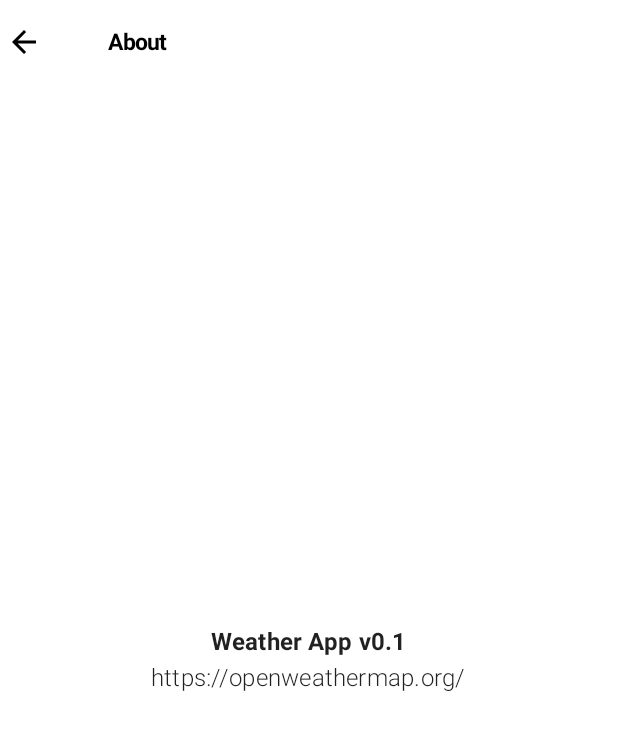
After one commit to AGohil29/JetWeatherForecast, an Android app built with Jetpack Compose: the AboutScreen screen opened through its navigation route, on a phone screen of 412 x 824 dp. The commit adds this screen. Shown: the top 730 px of the screen. Run offline under Robolectric (Android 15) with nearby library versions, the phone set to English and light mode, and no system bars; our stand-ins replace Dagger/Hilt's generated code.

Commit message:
Navigating to About, Settings and Favorite & Creating the About screen.

```diff
--- a/app/src/main/java/com/goldmedal/jetweatherforecast/navigation/WeatherNavigation.kt
+++ b/app/src/main/java/com/goldmedal/jetweatherforecast/navigation/WeatherNavigation.kt
@@ -7,9 +7,12 @@ import androidx.navigation.compose.NavHost
 import androidx.navigation.compose.composable
 import androidx.navigation.compose.rememberNavController
 import androidx.navigation.navArgument
+import com.goldmedal.jetweatherforecast.screens.about.AboutScreen
+import com.goldmedal.jetweatherforecast.screens.favorite.FavoritesScreen
 import com.goldmedal.jetweatherforecast.screens.main.MainScreen
 import com.goldmedal.jetweatherforecast.screens.main.MainViewModel
 import com.goldmedal.jetweatherforecast.screens.search.SearchScreen
+import com.goldmedal.jetweatherforecast.screens.settings.SettingsScreen
 import com.goldmedal.jetweatherforecast.screens.splash.WeatherSplashScreen
 
 @Composable
@@ -36,5 +39,17 @@ fun WeatherNavigation() {
         composable(WeatherScreens.SearchScreen.name) {
             SearchScreen(navController = navController)
         }
+
+        composable(WeatherScreens.AboutScreen.name) {
+            AboutScreen(navController = navController)
+        }
+
+        composable(WeatherScreens.SettingsScreen.name) {
+            SettingsScreen(navController = navController)
+        }
+
+        composable(WeatherScreens.FavoriteScreen.name) {
+            FavoritesScreen(navController = navController)
+        }
     }
 }
--- /dev/null
+++ b/app/src/main/java/com/goldmedal/jetweatherforecast/screens/about/AboutScreen.kt
@@ -0,0 +1,49 @@
+package com.goldmedal.jetweatherforecast.screens.about
+
+import androidx.compose.foundation.layout.*
+import androidx.compose.material.MaterialTheme
+import androidx.compose.material.Scaffold
+import androidx.compose.material.Surface
+import androidx.compose.material.Text
+import androidx.compose.material.icons.Icons
+import androidx.compose.material.icons.filled.ArrowBack
+import androidx.compose.runtime.Composable
+import androidx.compose.ui.Alignment
+import androidx.compose.ui.Modifier
+import androidx.compose.ui.res.stringResource
+import androidx.compose.ui.text.font.FontWeight
+import androidx.navigation.NavController
+import com.goldmedal.jetweatherforecast.widgets.WeatherAppBar
+import com.goldmedal.jetweatherforecast.R
+
+@Composable
+fun AboutScreen(navController: NavController) {
+    Scaffold(topBar = {
+        WeatherAppBar(
+            navController = navController,
+            title = "About",
+            isMainScreen = false,
+            icon = Icons.Default.ArrowBack,
+            onButtonClicked = {
+                navController.popBackStack()
+            }
+        )
+    }) {
+        Surface(modifier = Modifier
+            .fillMaxWidth()
+            .fillMaxHeight()
+            .padding(it)) {
+            Column(horizontalAlignment = Alignment.CenterHorizontally,
+            verticalArrangement = Arrangement.Center
+            ) {
+                Text(text = stringResource(id = R.string.about_app),
+                style = MaterialTheme.typography.subtitle1,
+                fontWeight = FontWeight.Bold)
+
+                Text(text = stringResource(id = R.string.api_used),
+                    style = MaterialTheme.typography.subtitle1,
+                    fontWeight = FontWeight.Light)
+            }
+        }
+    }
+}
--- a/app/src/main/java/com/goldmedal/jetweatherforecast/screens/search/SearchScreen.kt
+++ b/app/src/main/java/com/goldmedal/jetweatherforecast/screens/search/SearchScreen.kt
@@ -108,5 +108,4 @@ fun CommonTextField(
             .fillMaxWidth()
             .padding(start = 10.dp, end = 10.dp)
     )
-
 }
--- a/app/src/main/res/values/strings.xml
+++ b/app/src/main/res/values/strings.xml
@@ -1,3 +1,5 @@
 <resources>
     <string name="app_name">JetWeatherForecast</string>
+    <string name="about_app">Weather App v0.1</string>
+    <string name="api_used">https://openweathermap.org/</string>
 </resources>
```
Also changed, not shown: app/src/main/java/com/goldmedal/jetweatherforecast/screens/favorite/FavoritesScreen.kt (added, +10 -0 lines), app/src/main/java/com/goldmedal/jetweatherforecast/screens/settings/SettingsScreen.kt (added, +10 -0 lines), app/src/main/java/com/goldmedal/jetweatherforecast/widgets/WeatherAppBar.kt (+13 -3 lines).
